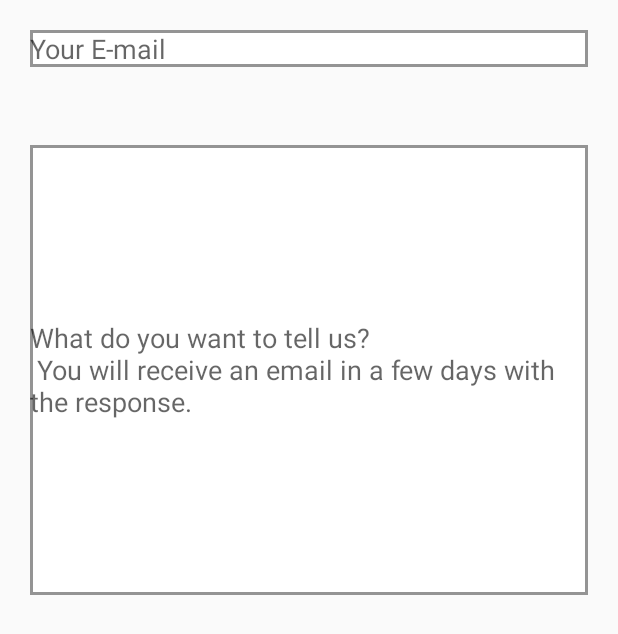
After one commit to fitnes-app/fitness-app-client, an Android app: the layout contactwithus.xml on its own in the app's theme, with its tools: preview values and no code run, on a phone screen of 412 x 824 dp. The commit adds this screen. Shown: the top 634 px of the screen. Run offline under Robolectric (Android 15) with nearby library versions, the phone set to English and light mode, and no system bars.

Commit message:
login & contact layouts add

```diff
--- a/fitnessapp-client/app/src/main/java/com/fitnessapp/client/MainActivity.java
+++ b/fitnessapp-client/app/src/main/java/com/fitnessapp/client/MainActivity.java
@@ -8,6 +8,6 @@ public class MainActivity extends AppCompatActivity {
     @Override
     protected void onCreate(Bundle savedInstanceState) {
         super.onCreate(savedInstanceState);
-        setContentView(R.layout.activity_main);
+        setContentView(R.layout.activity_settings);
     }
 }
--- /dev/null
+++ b/fitnessapp-client/app/src/main/res/drawable/border.xml
@@ -0,0 +1,9 @@
+<selector xmlns:android="http://schemas.android.com/apk/res/android" android:layout_height="wrap_content" android:layout_width="wrap_content">
+    <item>
+        <shape android:shape="rectangle">
+            <solid android:color="#ffffff"/>
+            <corners android:radius="0dp"/>
+            <stroke android:width="2dp" android:color="#949494"/>
+        </shape>
+    </item>
+</selector>
--- /dev/null
+++ b/fitnessapp-client/app/src/main/res/layout/contactwithus.xml
@@ -0,0 +1,36 @@
+<android.support.constraint.ConstraintLayout xmlns:android="http://schemas.android.com/apk/res/android"
+    xmlns:app="http://schemas.android.com/apk/res-auto"
+    xmlns:tools="http://schemas.android.com/tools"
+    android:layout_width="match_parent"
+    android:layout_height="match_parent"
+    android:paddingLeft="20dp"
+    android:paddingTop="20dp"
+    android:paddingRight="20dp"
+    android:paddingBottom="20dp">
+
+    <EditText
+        android:id="@+id/emailet"
+        android:layout_width="match_parent"
+        android:layout_height="wrap_content"
+        android:background="@drawable/border"
+        android:hint="@string/youremail" />
+
+    <EditText
+        android:id="@+id/bodyet"
+        android:layout_width="match_parent"
+        android:layout_height="300dp"
+        android:layout_marginTop="52dp"
+        android:background="@drawable/border"
+        android:hint="@string/whatyouwant"
+        app:layout_constraintTop_toBottomOf="@id/emailet" />
+
+    <Button
+        android:id="@+id/sendemailButton"
+        android:layout_width="wrap_content"
+        android:layout_height="wrap_content"
+        android:text="@string/sendemail"
+        app:layout_constraintBottom_toBottomOf="parent"
+        app:layout_constraintLeft_toRightOf="parent"
+        app:layout_constraintRight_toLeftOf="parent" />
+
+</android.support.constraint.ConstraintLayout>
--- a/fitnessapp-client/app/src/main/res/values/strings.xml
+++ b/fitnessapp-client/app/src/main/res/values/strings.xml
@@ -1,5 +1,5 @@
 <resources>
-    <string name="app_name">Settings</string>
+    <string name="app_name">Fit4u</string>
     <string name="ok">Ok</string>
     <string name="cancel">Cancel</string>
     <string name="language">Language:</string>
@@ -15,6 +15,7 @@
     <string name="youremail">Your E-mail</string>
     <string name="whatyouwant">What do you want to tell us?\n You will receive an email in a few days with the response.</string>
     <string name="title_activity_settings">Settings</string>
+    <string name="sendemail">SEND EMAIL</string>
     <string-array name="languages">
         <item>Spanish</item>
         <item>Catalan</item>
--- a/fitnessapp-client/build.gradle
+++ b/fitnessapp-client/build.gradle
@@ -7,7 +7,7 @@ buildscript {
         jcenter()
     }
     dependencies {
-        classpath 'com.android.tools.build:gradle:3.2.0'
+        classpath 'com.android.tools.build:gradle:3.2.1'
 
 
         // NOTE: Do not place your application dependencies here; they belong
```
Also changed, not shown: fitnessapp-client/app/src/main/AndroidManifest.xml (+4 -4 lines), fitnessapp-client/app/src/main/res/layout/loginlayout.xml (added, +48 -0 lines).
